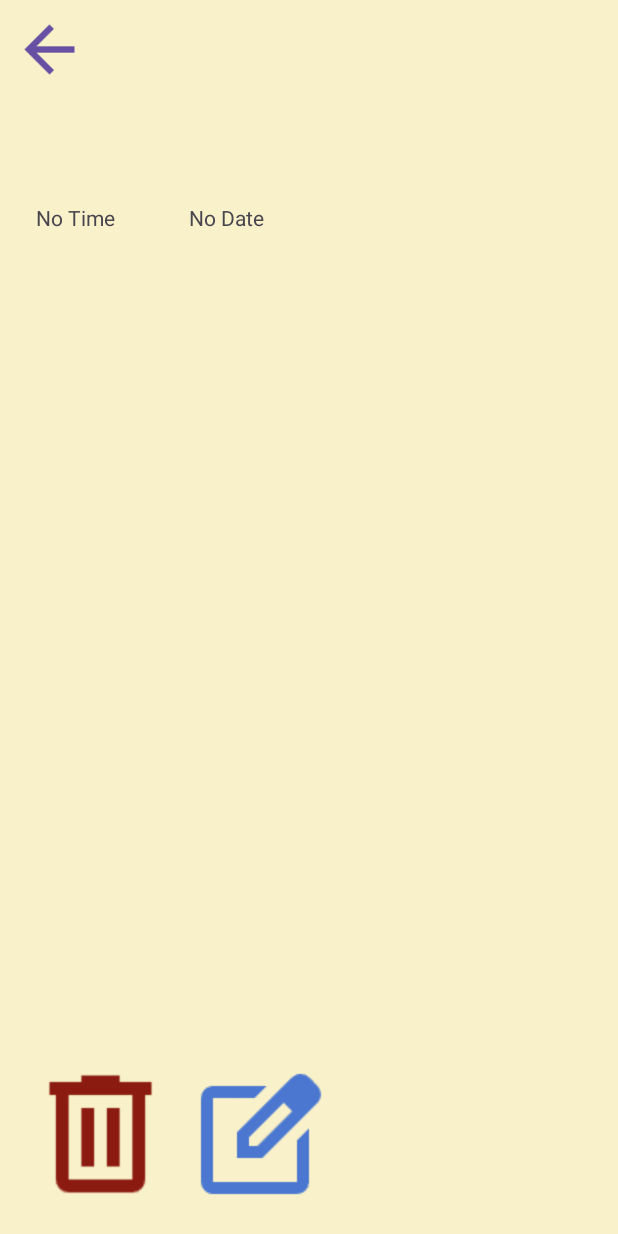
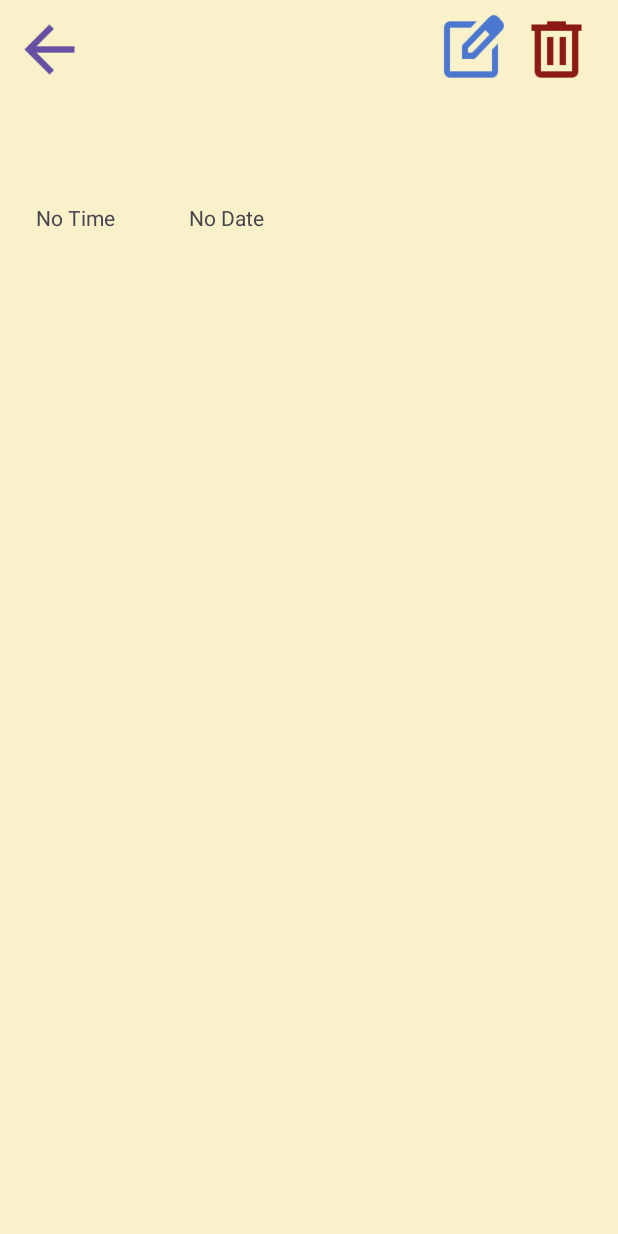
Before and after one commit to nojusbr/Travelta, an Android app: the FullPlan screen opened directly, with no data from a screen before it, on a phone screen of 412 x 824 dp. Run offline under Robolectric (Android 15) with nearby library versions, the light colour scheme and no system bars.

Commit message:
Alerts, reminders, notifications, whatever
[Notifications]
-Polishing notifications a bit. Now it shows planID (for testing purposes), and a short description with plans' title. When notification is pressed, the plan will appear (TBA)

[UI]
-Put delete and edit buttons in the plan view to the top.
-Made the plan description text size bigger

Version 0.15

2025-02-02

```diff
--- a/app/build.gradle.kts
+++ b/app/build.gradle.kts
@@ -53,5 +53,5 @@ dependencies {
     androidTestImplementation(libs.androidx.espresso.core)
     implementation(libs.gson)
     implementation(libs.androidx.core.ktx.v1120)
-
+    implementation(libs.androidx.work.runtime.ktx)
 }
--- a/app/src/main/java/com/example/travel_organiser/FullPlan.kt
+++ b/app/src/main/java/com/example/travel_organiser/FullPlan.kt
@@ -1,9 +1,11 @@
 package com.example.travel_organiser
 
+import android.app.NotificationManager
 import android.content.Context
 import android.content.Intent
 import android.graphics.Color
 import android.os.Bundle
+import android.util.Log
 import android.widget.Button
 import android.widget.TextView
 import android.widget.Toast
@@ -34,7 +36,6 @@ class FullPlan : AppCompatActivity() {
         window.statusBarColor = backgroundColor
         window.decorView.systemUiVisibility = 0
 
-
         // Set up views
         val backBtn: Button = findViewById(R.id.back_btn)
         val delBtn: Button = findViewById(R.id.del_btn)
@@ -61,6 +62,16 @@ class FullPlan : AppCompatActivity() {
         time.text = planTime
         createdDate.text = planCreatedDate
         createdTime.text = planCreatedTime
+
+        val planIdExtra = intent.getStringExtra("planId")
+        val planTitleExtra = intent.getStringExtra("planTitle")
+
+        if (planIdExtra != null && planTitleExtra != null) {
+            Log.d("FullPlan", "Received planId: $planIdExtra, planTitle: $planTitle")
+            title.text = planTitle
+        } else {
+            Log.e("FullPlan", "Failed to retrieve planId or planTitle")
+        }
 
         backBtn.setOnClickListener {
             val intent = Intent(this, MainMenu::class.java)
@@ -115,15 +126,17 @@ class FullPlan : AppCompatActivity() {
         val plansList: MutableList<Plan> = gson.fromJson(plansJson, listType)
 
         if (position >= 0 && position < plansList.size) {
-            // Remove the plan from the list
+            val planId = plansList[position].planId
+
             plansList.removeAt(position)
 
-            // Save the updated plans list back to SharedPreferences
             val updatedPlansJson = gson.toJson(plansList)
             editor.putString("plansList", updatedPlansJson)
             editor.apply()
 
-            // Send the updated list back to MainMenu to update the adapter
+            val notificationManager = getSystemService(Context.NOTIFICATION_SERVICE) as NotificationManager
+            notificationManager.cancel(planId.hashCode())
+
             val intent = Intent(this, MainMenu::class.java).apply {
                 putExtra("updatedPlansList", updatedPlansJson)
             }
@@ -132,4 +145,5 @@ class FullPlan : AppCompatActivity() {
             finish()
         }
     }
+
 }
--- a/app/src/main/java/com/example/travel_organiser/Plan.kt
+++ b/app/src/main/java/com/example/travel_organiser/Plan.kt
@@ -1,11 +1,12 @@
 package com.example.travel_organiser
 
 data class Plan(
+    val planId: String,
     val title: String,
     val description: String,
     val date: String,
     val time: String,
-    var isReminderChecked: Boolean,
     val createdTime: String,
-    val createdDate: String
+    val createdDate: String,
+    val isReminderChecked: Boolean
 )
--- a/app/src/main/res/layout/activity_full_plan.xml
+++ b/app/src/main/res/layout/activity_full_plan.xml
@@ -43,7 +43,7 @@
         android:layout_marginTop="44dp"
         android:fontFamily="@font/nunito_bolditalic"
         android:text="Description"
-        android:textSize="20sp"
+        android:textSize="28sp"
         app:layout_constraintEnd_toEndOf="parent"
         app:layout_constraintHorizontal_bias="0.0"
         app:layout_constraintStart_toStartOf="parent"
@@ -51,7 +51,7 @@
 
     <TextView
         android:id="@+id/date_tv"
-        android:layout_width="173dp"
+        android:layout_width="150dp"
         android:layout_height="50dp"
         android:layout_marginStart="24dp"
         android:layout_marginTop="16dp"
@@ -68,7 +68,7 @@
         android:layout_width="173dp"
         android:layout_height="50dp"
         android:layout_marginTop="16dp"
-        android:layout_marginEnd="24dp"
+        android:layout_marginEnd="52dp"
         android:fontFamily="@font/nunito_bolditalic"
         android:text="Time"
         android:textSize="32sp"
@@ -97,22 +97,22 @@
 
     <androidx.appcompat.widget.AppCompatButton
         android:id="@+id/del_btn"
-        android:layout_width="102dp"
-        android:layout_height="104dp"
-        android:layout_marginStart="16dp"
-        android:layout_marginBottom="16dp"
+        android:layout_width="50dp"
+        android:layout_height="50dp"
+        android:layout_marginTop="8dp"
+        android:layout_marginEnd="16dp"
         android:background="@drawable/delete"
-        app:layout_constraintBottom_toBottomOf="parent"
-        app:layout_constraintStart_toStartOf="parent" />
+        app:layout_constraintEnd_toEndOf="parent"
+        app:layout_constraintTop_toTopOf="parent" />
 
     <androidx.appcompat.widget.AppCompatButton
         android:id="@+id/edit_btn"
-        android:layout_width="wrap_content"
-        android:layout_height="wrap_content"
-        android:layout_marginStart="4dp"
-        android:layout_marginBottom="16dp"
+        android:layout_width="48dp"
+        android:layout_height="50dp"
+        android:layout_marginTop="8dp"
+        android:layout_marginEnd="8dp"
         android:background="@drawable/edit_square"
-        app:layout_constraintBottom_toBottomOf="parent"
-        app:layout_constraintStart_toEndOf="@+id/del_btn" />
+        app:layout_constraintEnd_toStartOf="@+id/del_btn"
+        app:layout_constraintTop_toTopOf="parent" />
 
 </androidx.constraintlayout.widget.ConstraintLayout>
--- a/gradle/libs.versions.toml
+++ b/gradle/libs.versions.toml
@@ -13,10 +13,12 @@ constraintlayout = "2.1.4"
 navigationFragmentKtx = "2.6.0"
 navigationUiKtx = "2.6.0"
 cardview = "1.0.0"
+workRuntimeKtx = "2.10.0"
 
 [libraries]
 androidx-core-ktx = { group = "androidx.core", name = "core-ktx", version.ref = "coreKtx" }
 androidx-core-ktx-v1120 = { module = "androidx.core:core-ktx", version.ref = "coreKtxVersion" }
+androidx-work-runtime-ktx = { module = "androidx.work:work-runtime-ktx", version.ref = "workRuntimeKtx" }
 junit = { group = "junit", name = "junit", version.ref = "junit" }
 androidx-junit = { group = "androidx.test.ext", name = "junit", version.ref = "junitVersion" }
 androidx-espresso-core = { group = "androidx.test.espresso", name = "espresso-core", version.ref = "espressoCore" }
```
Also changed, not shown: app/src/main/AndroidManifest.xml (+10 -0 lines), app/src/main/java/com/example/travel_organiser/BootReceiver.kt (added, +27 -0 lines), app/src/main/java/com/example/travel_organiser/NotificationWorker.kt (added, +62 -0 lines), app/src/main/java/com/example/travel_organiser/PlanCreator.kt (+11 -1 lines), app/src/main/java/com/example/travel_organiser/PlansAdapter.kt (+54 -39 lines).
